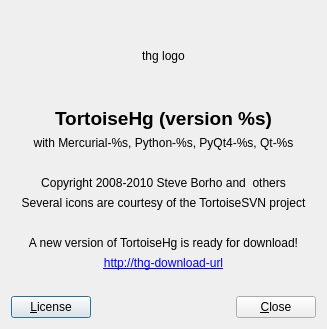
Qt form tortoisehg/hgqt/about.ui (velorientc/git_test7) before a commit.
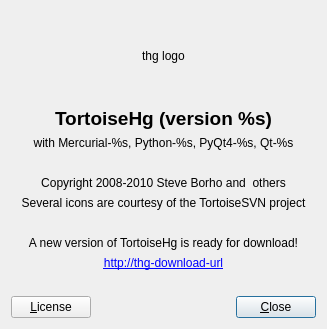
The same form after that commit.

Commit message:
about: set Close button as the default one
Close button is the default one on GTK TortoiseHg

What changed in the file:
```diff
--- a/tortoisehg/hgqt/about.ui
+++ b/tortoisehg/hgqt/about.ui
@@ -242,6 +242,9 @@
        <property name="text">
         <string>&amp;Close</string>
        </property>
+       <property name="default">
+        <bool>true</bool>
+       </property>
       </widget>
      </item>
     </layout>
```
The commit also changes 1 other file.
